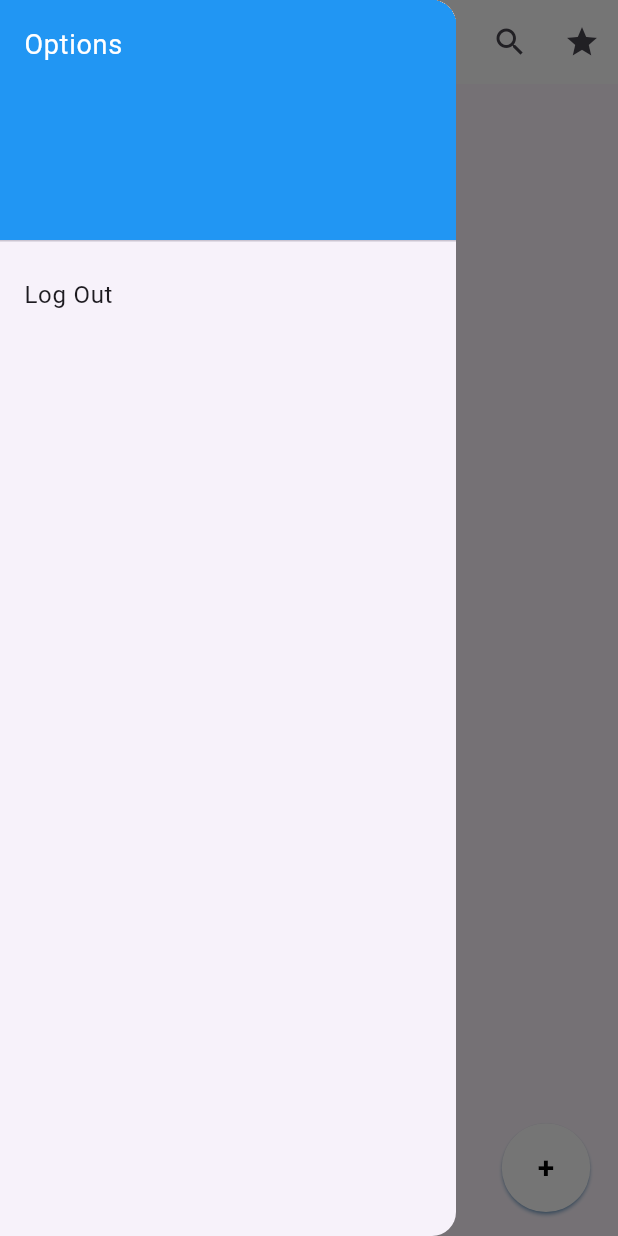
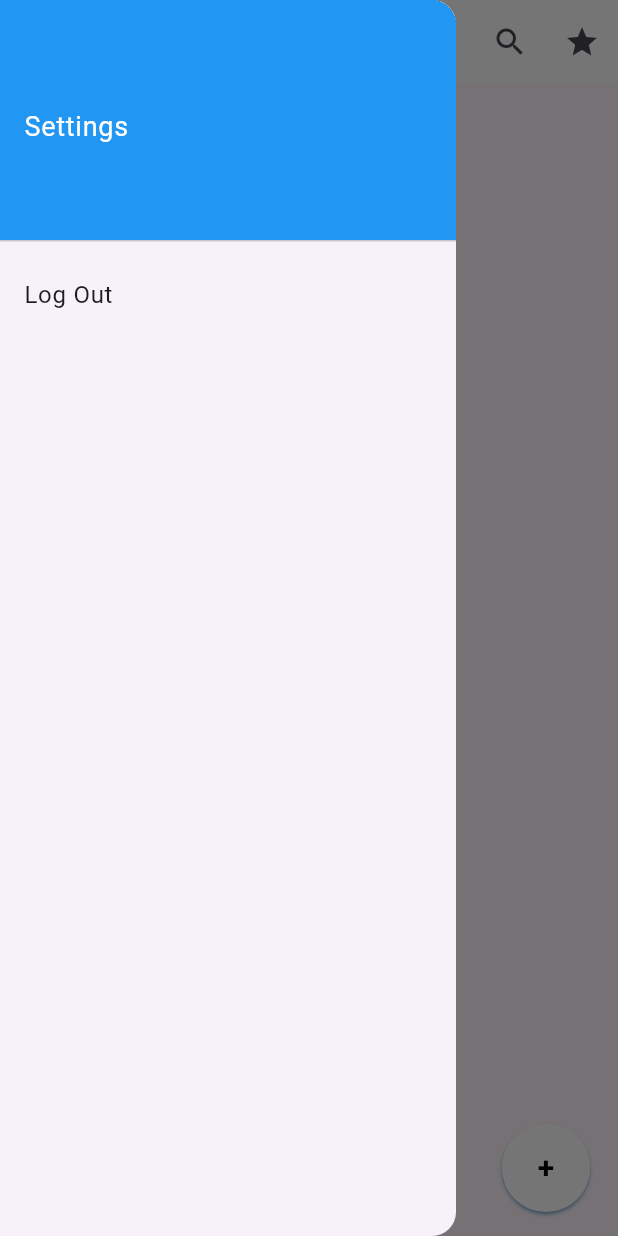
Before and after one commit to Aryan-Sood/All-Notes, a Flutter app: the HomePage screen opened directly, with the side drawer open, on a phone screen of 412 x 824 dp. Run offline on Flutter 3.47's test engine with Material 3 defaults, Android fonts, the phone set to English and light mode, and no system bars; our stand-ins replace firebase_auth, firebase_core, firebase_database, flutter_colorpicker, google_sign_in, lottie and 1 more; accounts and stored records are empty.

Commit message:
No notes text added

```diff
--- a/lib/screens/homepage/homepage.dart
+++ b/lib/screens/homepage/homepage.dart
@@ -8,7 +8,9 @@ import 'package:all_notes/widgets/add_note_sheet.dart';
 import 'package:all_notes/widgets/home_note.dart';
 import 'package:firebase_auth/firebase_auth.dart';
 import 'package:firebase_database/firebase_database.dart';
+import 'package:flutter/cupertino.dart';
 import 'package:flutter/material.dart';
+import 'package:flutter/widgets.dart';
 import 'package:shared_preferences/shared_preferences.dart';
 
 class HomePage extends StatefulWidget {
@@ -89,7 +91,7 @@ class _HomePageState extends State<HomePage> {
     Navigator.pushReplacement(
       context,
       MaterialPageRoute(
-        builder: (context) => LoginPage(),
+        builder: (context) => const LoginPage(),
       ),
     );
   }
@@ -138,10 +140,80 @@ class _HomePageState extends State<HomePage> {
   @override
   Widget build(BuildContext context) {
     if (loading) {
-      return Scaffold(
+      return const Scaffold(
         body: Center(
           child: CircularProgressIndicator(),
         ),
+      );
+    } else {
+      if (notes.isEmpty) {
+        return Scaffold(
+          appBar: AppBar(
+            title: const Text("Notes"),
+            backgroundColor: Colors.white,
+            actions: _appBarActionsDefault,
+          ),
+          drawer: Drawer(
+            child: ListView(
+              padding: EdgeInsets.zero,
+              children: [
+                const DrawerHeader(
+                  decoration: BoxDecoration(color: Colors.blue),
+                  child: Align(
+                    alignment: Alignment.centerLeft,
+                    child: Text(
+                      "Settings",
+                      style: TextStyle(
+                        color: Colors.white,
+                        fontSize: 18,
+                      ),
+                    ),
+                  ),
+                ),
+                ListTile(
+                  title: const Text("Log Out"),
+                  onTap: () {
+                    logOutUser();
+                  },
+                ),
+              ],
+            ),
+          ),
+          body: Stack(children: [
+            const Positioned.fill(
+              child: Column(
+                mainAxisAlignment: MainAxisAlignment.center,
+                crossAxisAlignment: CrossAxisAlignment.center,
+                children: [
+                  Text(
+                    "Seems empty!",
+                    style: TextStyle(fontSize: 20, fontWeight: FontWeight.w700),
+                  ),
+                ],
+              ),
+            ),
+            Positioned(
+                bottom: 16,
+                right: 16,
+                child: ElevatedButton(
+                  style: ElevatedButton.styleFrom(
+                      padding: const EdgeInsets.all(15),
+                      shape: const CircleBorder(),
+                      backgroundColor: Colors.white,
+                      foregroundColor: Colors.black,
+                      shadowColor: Colors.blue),
+                  onPressed: () {
+                    addNoteSheet(context, addNewNote);
+                  },
+                  child: const Text(
+                    "+",
+                    style: TextStyle(
+                      fontWeight: FontWeight.bold,
+                      fontSize: 20,
+                    ),
+                  ),
+                ))
+          ]),
         );
       } else {
         return Scaffold(
@@ -154,7 +226,7 @@ class _HomePageState extends State<HomePage> {
             child: ListView(
               padding: EdgeInsets.zero,
               children: [
-              DrawerHeader(
+                const DrawerHeader(
                   decoration: BoxDecoration(color: Colors.blue),
                   child: Text(
                     "Options",
@@ -165,7 +237,7 @@ class _HomePageState extends State<HomePage> {
                   ),
                 ),
                 ListTile(
-                title: Text("Log Out"),
+                  title: const Text("Log Out"),
                   onTap: () {
                     logOutUser();
                   },
@@ -176,7 +248,7 @@ class _HomePageState extends State<HomePage> {
           body: Stack(
             children: [
               Container(
-              padding: EdgeInsets.only(
+                padding: const EdgeInsets.only(
                   left: 10,
                   right: 10,
                 ),
@@ -188,13 +260,14 @@ class _HomePageState extends State<HomePage> {
                       _appBarActionsDefault = [
                         IconButton(
                           onPressed: () {},
-                        icon: Icon(Icons.delete),
+                          icon: const Icon(Icons.delete),
                         ),
                       ];
                     });
                   },
                   child: GridView.builder(
-                  gridDelegate: SliverGridDelegateWithFixedCrossAxisCount(
+                    gridDelegate:
+                        const SliverGridDelegateWithFixedCrossAxisCount(
                             crossAxisCount: 2),
                     itemBuilder: (context, index) {
                       return GridTile(
@@ -213,15 +286,15 @@ class _HomePageState extends State<HomePage> {
                   right: 16,
                   child: ElevatedButton(
                     style: ElevatedButton.styleFrom(
-                      padding: EdgeInsets.all(15),
-                      shape: CircleBorder(),
+                        padding: const EdgeInsets.all(15),
+                        shape: const CircleBorder(),
                         backgroundColor: Colors.white,
                         foregroundColor: Colors.black,
                         shadowColor: Colors.blue),
                     onPressed: () {
                       addNoteSheet(context, addNewNote);
                     },
-                  child: Text(
+                    child: const Text(
                       "+",
                       style: TextStyle(
                         fontWeight: FontWeight.bold,
@@ -235,3 +308,4 @@ class _HomePageState extends State<HomePage> {
       }
     }
   }
+}
```
Lines whose indentation alone changed are shown as unchanged.
